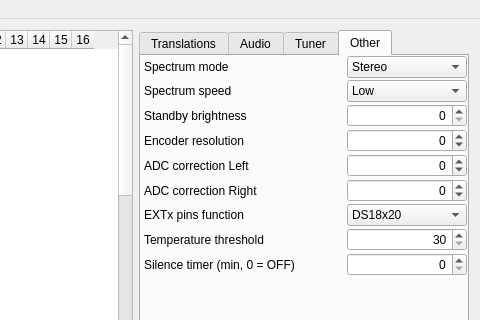
First picture: the form in editor/mainwindow.ui, repository WiseLord/ampcontrol, before the edit; both pictures show x 288 to 768 and y 0 to 320 of the 768 by 512 pixel window.
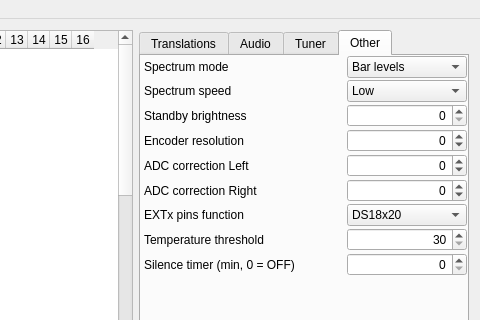
Second picture: the form after the edit. The open tabs and pages were chosen to show the change. Icons and pictures are not drawn.

Commit message: Added thin spectrum option

```diff
--- a/editor/mainwindow.ui
+++ b/editor/mainwindow.ui
@@ -2048,11 +2048,6 @@
                <height>0</height>
               </size>
              </property>
-             <item>
-              <property name="text">
-               <string>Stereo</string>
-              </property>
-             </item>
              <item>
               <property name="text">
                <string>Bar levels</string>
```
Left out of the diff: 15 changed lines with no effect on the pictures. The commit also changes 2 other files.
